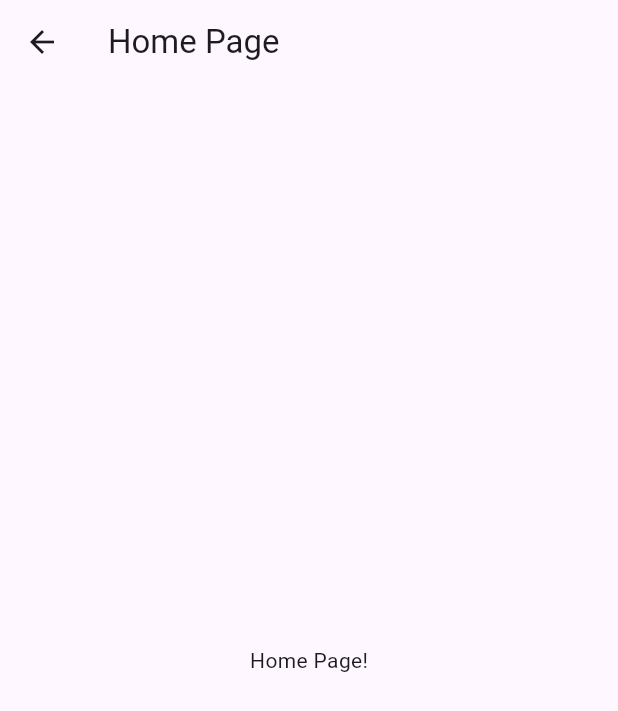
After one commit to mehmetakifkucukkaya/register_login_screen-flutter, a Flutter app: the HomePage screen opened by its route, on a phone screen of 412 x 824 dp. The commit adds this screen. Shown: the top 711 px of the screen. Run offline on Flutter 3.47's test engine with Material 3 defaults, Android fonts, the phone set to English and light mode, and no system bars; our stand-ins replace icons_plus, lottie.

Commit message:
created homepage demo

```diff
--- a/lib/main.dart
+++ b/lib/main.dart
@@ -1,4 +1,5 @@
 import 'package:flutter/material.dart';
+import 'package:login_signup/pages/home_page.dart';
 import 'package:login_signup/pages/login_page.dart';
 import 'package:login_signup/pages/register_page.dart';
 import 'package:login_signup/pages/splash_screen.dart';
@@ -19,6 +20,7 @@ class MyApp extends StatelessWidget {
         '/welcome': (context) => const WelcomePage(),
         '/login': (context) => const LoginPage(),
         '/register': (context) => const RegisterPage(),
+        '/home': (context) => const HomePage(),
       },
     );
   }
--- /dev/null
+++ b/lib/pages/home_page.dart
@@ -0,0 +1,17 @@
+import 'package:flutter/material.dart';
+
+class HomePage extends StatelessWidget {
+  const HomePage({super.key});
+
+  @override
+  Widget build(BuildContext context) {
+    return Scaffold(
+      appBar: AppBar(
+        title: const Text('Home Page'),
+      ),
+      body: const Center(
+        child: Text('Home Page!'),
+      ),
+    );
+  }
+}
--- a/lib/pages/login_page.dart
+++ b/lib/pages/login_page.dart
@@ -74,6 +74,8 @@ class _LoginPageState extends State<LoginPage> {
           ScaffoldMessenger.of(context).showSnackBar(
             const SnackBar(content: Text('Giriş başarılı!')),
           );
+
+          Navigator.pushNamed(context, '/home');
         }
       },
       style: ElevatedButton.styleFrom(
--- a/lib/pages/register_page.dart
+++ b/lib/pages/register_page.dart
@@ -52,6 +52,8 @@ class _RegisterPageState extends State<RegisterPage> {
           ScaffoldMessenger.of(context).showSnackBar(
             const SnackBar(content: Text('Kayıt başarılı!')),
           );
+
+          Navigator.pushNamed(context, '/login');
         }
       },
       style: ElevatedButton.styleFrom(
```
